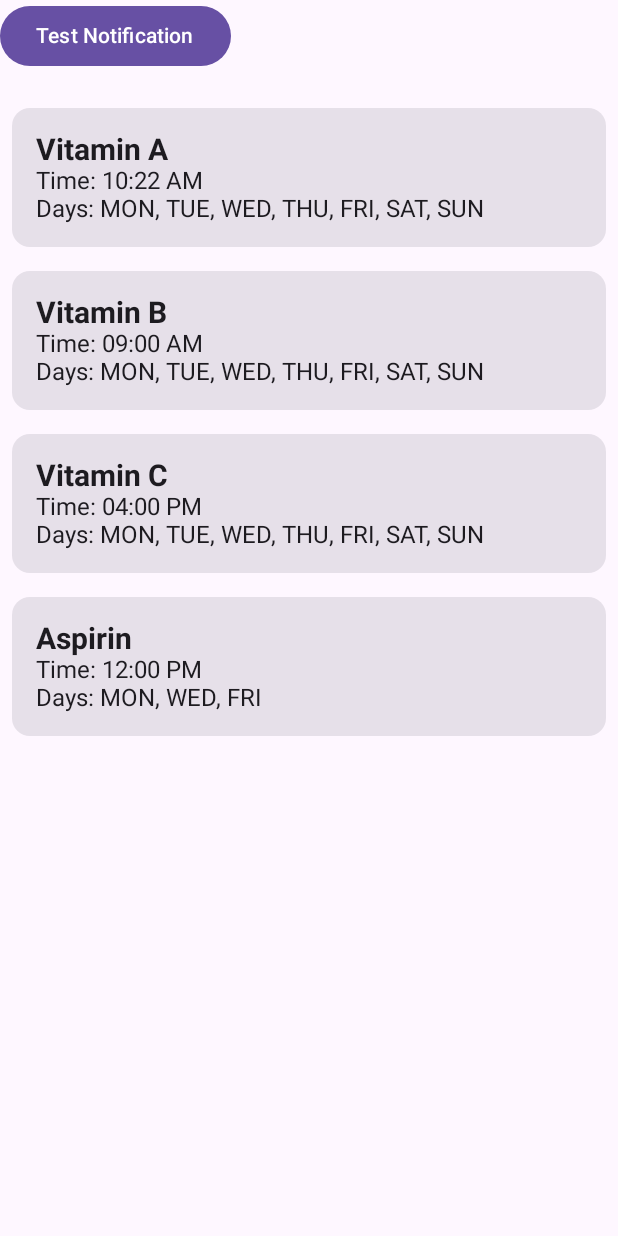
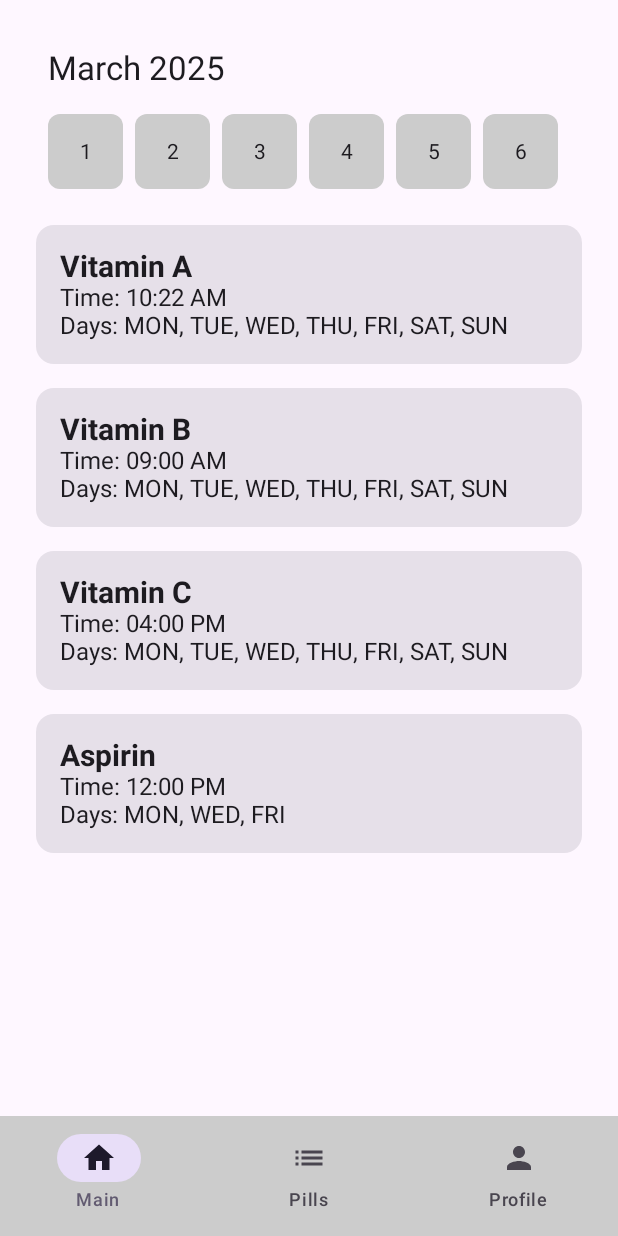
Before and after one commit to Jin4202/PillReminder, an Android app built with Jetpack Compose: the screen it shows after launch (MainActivity), on a phone screen of 412 x 824 dp. Run offline under Robolectric (Android 15) with nearby library versions, the phone set to English and light mode, and no system bars.

Commit message:
Added Pages

```diff
--- a/app/build.gradle.kts
+++ b/app/build.gradle.kts
@@ -49,6 +49,8 @@ dependencies {
     implementation(libs.androidx.ui.graphics)
     implementation(libs.androidx.ui.tooling.preview)
     implementation(libs.androidx.material3)
+    implementation(libs.androidx.navigation.compose)
+    implementation(libs.androidx.material.icons.extended)
     testImplementation(libs.junit)
     androidTestImplementation(libs.androidx.junit)
     androidTestImplementation(libs.androidx.espresso.core)
--- /dev/null
+++ b/app/src/main/java/com/example/pillreminder/BottomNavItem.kt
@@ -0,0 +1,13 @@
+package com.example.pillreminder
+
+import androidx.compose.material.icons.Icons
+import androidx.compose.material.icons.filled.Home
+import androidx.compose.material.icons.filled.List
+import androidx.compose.material.icons.filled.Person
+import androidx.compose.ui.graphics.vector.ImageVector
+
+sealed class BottomNavItem(val title: String, val icon: ImageVector, val route: String) {
+    object Main : BottomNavItem("Main", Icons.Filled.Home, "main")
+    object Pills : BottomNavItem("Pills", Icons.Filled.List, "pills")
+    object Profile : BottomNavItem("Profile", Icons.Filled.Person, "profile")
+}
--- /dev/null
+++ b/app/src/main/java/com/example/pillreminder/BottomNavigationBar.kt
@@ -0,0 +1,46 @@
+package com.example.pillreminder
+
+import androidx.compose.material3.Icon
+import androidx.compose.material3.NavigationBar
+import androidx.compose.material3.NavigationBarItem
+import androidx.compose.material3.Text
+import androidx.compose.runtime.Composable
+import androidx.compose.runtime.getValue
+import androidx.compose.ui.graphics.Color
+import androidx.navigation.NavController
+import androidx.navigation.compose.currentBackStackEntryAsState
+
+@Composable
+fun BottomNavigationBar(navController: NavController) {
+    val items = listOf(
+        BottomNavItem.Main,
+        BottomNavItem.Pills,
+        BottomNavItem.Profile
+    )
+
+    NavigationBar(
+        containerColor = Color.LightGray
+    ) {
+        val navBackStackEntry by navController.currentBackStackEntryAsState()
+        val currentRoute = navBackStackEntry?.destination?.route
+
+        items.forEach { item ->
+            NavigationBarItem(
+                icon = { Icon(imageVector = item.icon, contentDescription = item.title) },
+                label = { Text(text = item.title) },
+                selected = currentRoute == item.route,
+                onClick = {
+                    navController.navigate(item.route) {
+                        navController.graph.startDestinationRoute?.let { screen_route ->
+                            popUpTo(screen_route) {
+                                saveState = true
+                            }
+                        }
+                        launchSingleTop = true
+                        restoreState = true
+                    }
+                }
+            )
+        }
+    }
+}
--- /dev/null
+++ b/app/src/main/java/com/example/pillreminder/CalendarComponent.kt
@@ -0,0 +1,62 @@
+package com.example.pillreminder
+
+import androidx.compose.foundation.background
+import androidx.compose.foundation.clickable
+import androidx.compose.foundation.layout.Arrangement
+import androidx.compose.foundation.layout.Box
+import androidx.compose.foundation.layout.Column
+import androidx.compose.foundation.layout.Spacer
+import androidx.compose.foundation.layout.height
+import androidx.compose.foundation.layout.padding
+import androidx.compose.foundation.layout.size
+import androidx.compose.foundation.lazy.LazyRow
+import androidx.compose.foundation.shape.RoundedCornerShape
+import androidx.compose.material3.MaterialTheme
+import androidx.compose.material3.Text
+import androidx.compose.runtime.Composable
+import androidx.compose.runtime.remember
+import androidx.compose.ui.Alignment
+import androidx.compose.ui.Modifier
+import androidx.compose.ui.graphics.Color
+import androidx.compose.ui.unit.dp
+import java.time.YearMonth
+
+@Composable
+fun CalendarComponent() {
+    val currentMonth = remember { YearMonth.now() }
+    val daysInMonth = currentMonth.lengthOfMonth()
+    val year = currentMonth.year
+    val month = currentMonth.month
+
+    Column(modifier = Modifier.padding(16.dp)) {
+        // Title: Month and Year
+        Text(
+            text = "${month.name.lowercase().replaceFirstChar { it.uppercase() }} $year",
+            style = MaterialTheme.typography.titleLarge
+        )
+
+        Spacer(modifier = Modifier.height(16.dp))
+
+        // Horizontal list of days
+        LazyRow(
+            horizontalArrangement = Arrangement.spacedBy(8.dp),
+        ) {
+            items(daysInMonth) { day ->
+                DateItem(day = day + 1) // day is zero-based index
+            }
+        }
+    }
+}
+
+@Composable
+fun DateItem(day: Int) {
+    Box(
+        modifier = Modifier
+            .size(50.dp)
+            .background(Color.LightGray, shape = RoundedCornerShape(8.dp))
+            .clickable { /* handle click */ },
+        contentAlignment = Alignment.Center
+    ) {
+        Text(text = "$day")
+    }
+}
--- a/app/src/main/java/com/example/pillreminder/MainActivity.kt
+++ b/app/src/main/java/com/example/pillreminder/MainActivity.kt
@@ -52,11 +52,11 @@ class MainActivity : ComponentActivity() {
         scheduleReminder(this, "Vitamin C", LocalTime.of(9, 30))
 
         setContent {
-            PillReminderScreen(reminders = reminders)
-            Spacer(modifier = Modifier.height(16.dp))
-            Button(onClick = { testSendNotification(this, "Vitamin C") }) {
-                Text("Test Notification")
-            }
+            MainScreen(reminders = reminders)
+//            Spacer(modifier = Modifier.height(16.dp))
+//            Button(onClick = { testSendNotification(this, "Vitamin C") }) {
+//                Text("Test Notification")
+//            }
         }
         createNotificationChannel(this)
 
--- /dev/null
+++ b/app/src/main/java/com/example/pillreminder/MainScreen.kt
@@ -0,0 +1,46 @@
+package com.example.pillreminder
+
+import androidx.compose.foundation.layout.padding
+import androidx.compose.material3.ExperimentalMaterial3Api
+import androidx.compose.material3.Scaffold
+import androidx.compose.runtime.Composable
+import androidx.compose.ui.Modifier
+import androidx.navigation.NavHostController
+import androidx.navigation.compose.NavHost
+import androidx.navigation.compose.composable
+import androidx.navigation.compose.rememberNavController
+
+@OptIn(ExperimentalMaterial3Api::class)
+@Composable
+fun MainScreen(reminders: List<Reminder>) {
+    val navController = rememberNavController()
+
+    Scaffold(
+        bottomBar = { BottomNavigationBar(navController = navController) }
+    ) { paddingValues ->
+        NavigationGraph(
+            navController = navController,
+            modifier = Modifier.padding(paddingValues),
+            reminders = reminders
+        )
+    }
+}
+
+@Composable
+fun NavigationGraph(
+    navController: NavHostController,
+    modifier: Modifier,
+    reminders: List<Reminder>
+) {
+    NavHost(navController, startDestination = BottomNavItem.Main.route, modifier = modifier) {
+        composable(BottomNavItem.Main.route) {
+            MainScreenContent(reminders = reminders)
+        }
+        composable(BottomNavItem.Pills.route) {
+            PillsScreen(reminders = reminders)
+        }
+        composable(BottomNavItem.Profile.route) {
+            ProfileScreen()
+        }
+    }
+}
--- a/app/src/main/java/com/example/pillreminder/PillReminderScreen.kt
+++ b/app/src/main/java/com/example/pillreminder/MainScreenContent.kt
@@ -1,35 +1,26 @@
 package com.example.pillreminder
 
+import androidx.compose.foundation.layout.Box
 import androidx.compose.foundation.layout.Column
 import androidx.compose.foundation.layout.fillMaxSize
-import androidx.compose.foundation.layout.fillMaxWidth
 import androidx.compose.foundation.layout.padding
 import androidx.compose.foundation.lazy.LazyColumn
 import androidx.compose.foundation.lazy.items
 import androidx.compose.material3.Card
-import androidx.compose.material3.ExperimentalMaterial3Api
-import androidx.compose.material3.Scaffold
 import androidx.compose.material3.Text
-import androidx.compose.material3.TopAppBar
 import androidx.compose.runtime.Composable
+import androidx.compose.ui.Alignment
 import androidx.compose.ui.Modifier
 import androidx.compose.ui.text.font.FontWeight
 import androidx.compose.ui.unit.dp
 import androidx.compose.ui.unit.sp
 import java.time.format.DateTimeFormatter
 
-@OptIn(ExperimentalMaterial3Api::class)
 @Composable
-fun PillReminderScreen(reminders: List<Reminder>) {
-    Scaffold (
-        topBar = {
-            TopAppBar(title = { Text("Pill Reminder") })
-        }
-    ) { paddingValues ->
-        LazyColumn(
-            contentPadding = paddingValues,
-            modifier = Modifier.fillMaxSize()
-        ) {
+fun MainScreenContent(reminders: List<Reminder>) {
+    Column(modifier = Modifier.padding(16.dp)) {
+        CalendarComponent()
+        LazyColumn {
             items(reminders) { reminder ->
                 ReminderItem(reminder)
             }
@@ -38,10 +29,26 @@ fun PillReminderScreen(reminders: List<Reminder>) {
 }
 
 @Composable
+fun PillsScreen(reminders: List<Reminder>) {
+    LazyColumn {
+        items(reminders) { reminder ->
+            ReminderItem(reminder)
+        }
+    }
+}
+
+@Composable
+fun ProfileScreen() {
+    Box(modifier = Modifier.fillMaxSize(), contentAlignment = Alignment.Center) {
+        Text(text = "Profile Screen", fontSize = 24.sp)
+    }
+}
+
+@Composable
 fun ReminderItem(reminder: Reminder) {
     Card(
         modifier = Modifier
-            .fillMaxWidth()
+            .fillMaxSize()
             .padding(8.dp)
     ) {
         Column(modifier = Modifier.padding(16.dp)) {
--- a/gradle/libs.versions.toml
+++ b/gradle/libs.versions.toml
@@ -9,6 +9,8 @@ lifecycleRuntimeKtx = "2.6.1"
 activityCompose = "1.8.0"
 composeBom = "2024.04.01"
 workRuntimeKtx = "2.10.0"
+navigationCompose = "2.7.7"
+materialIconsExtended = "1.6.6"
 
 [libraries]
 androidx-core-ktx = { group = "androidx.core", name = "core-ktx", version.ref = "coreKtx" }
@@ -26,6 +28,8 @@ androidx-ui-tooling-preview = { group = "androidx.compose.ui", name = "ui-toolin
 androidx-ui-test-manifest = { group = "androidx.compose.ui", name = "ui-test-manifest" }
 androidx-ui-test-junit4 = { group = "androidx.compose.ui", name = "ui-test-junit4" }
 androidx-material3 = { group = "androidx.compose.material3", name = "material3" }
+androidx-navigation-compose = { group = "androidx.navigation", name = "navigation-compose", version.ref = "navigationCompose" }
+androidx-material-icons-extended = { group = "androidx.compose.material", name = "material-icons-extended", version.ref = "materialIconsExtended" }
 
 [plugins]
 android-application = { id = "com.android.application", version.ref = "agp" }
```
